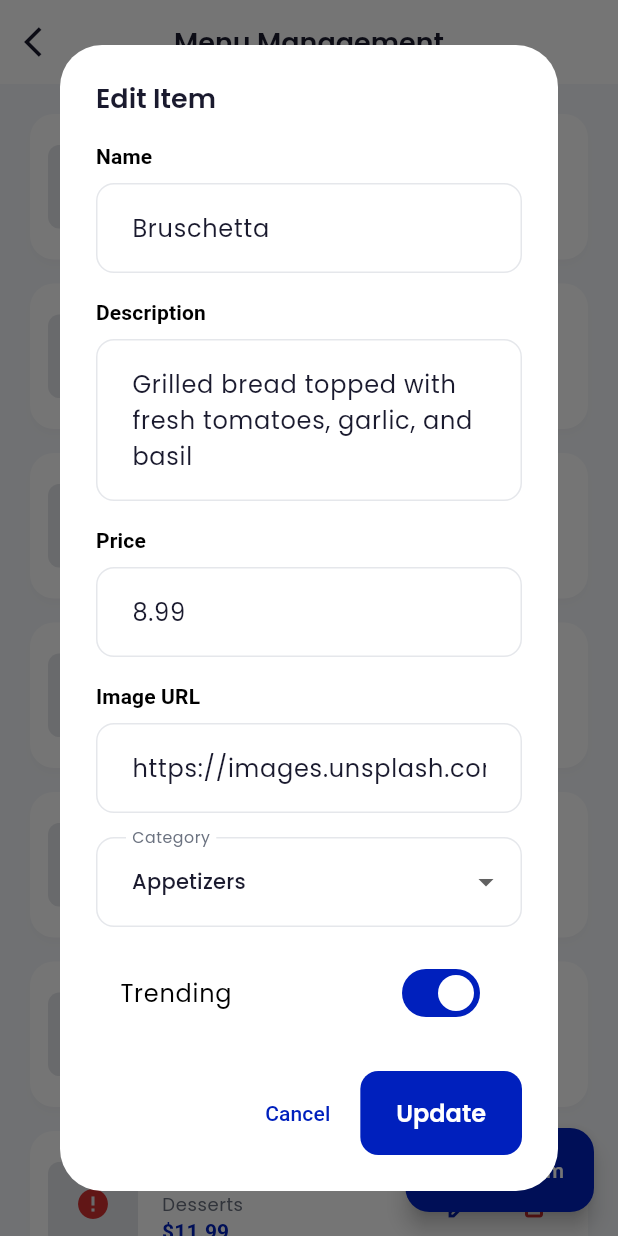
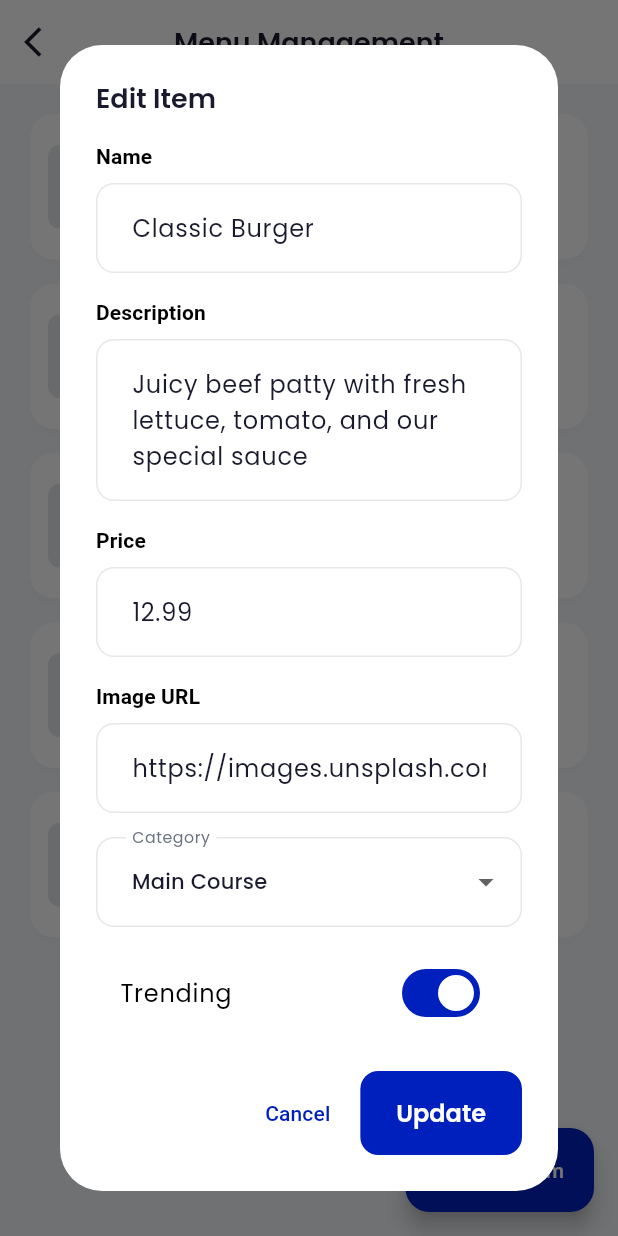
Before and after one commit to rohitsharma342/asd, a Flutter app: the MenuManagementScreen screen opened by its route, after a tap on the "edit" icon, on a phone screen of 412 x 824 dp. Run offline on Flutter 3.47's test engine with Material 3 defaults, Android fonts, the phone set to English and light mode, and no system bars; drawn by our look-alikes of cached_network_image, flutter_animate; our stand-ins replace google_fonts; accounts and stored records are empty; network calls fail.

Commit message:
Updated project for asd

```diff
--- a/lib/data/static_data.dart
+++ b/lib/data/static_data.dart
@@ -1,176 +1,74 @@
+import '../models/order_model.dart';
 import '../models/menu_item_model.dart';
 import '../models/reservation_model.dart';
-import '../models/order_model.dart';
 import '../models/cart_item_model.dart';
+import '../models/user_model.dart';
 
 class StaticData {
-  static const List<String> categories = [
+  static List<MenuItemModel> menuItems = [
+    MenuItemModel(
+      id: 'menu_1',
+      name: 'Classic Burger',
+      description: 'Juicy beef patty with fresh lettuce, tomato, and our special sauce',
+      price: 12.99,
+      imageUrl: 'https://images.unsplash.com/photo-1568901346375-23c9450c58cd?w=500',
+      category: 'Main Course',
+      isAvailable: true,
+      isTrending: true,
+    ),
+    MenuItemModel(
+      id: 'menu_2',
+      name: 'Caesar Salad',
+      description: 'Fresh romaine lettuce with parmesan cheese and croutons',
+      price: 9.99,
+      imageUrl: 'https://images.unsplash.com/photo-1546793665-c74683f339c1?w=500',
+      category: 'Appetizers',
+      isAvailable: true,
+      isTrending: false,
+    ),
+    MenuItemModel(
+      id: 'menu_3',
+      name: 'Margherita Pizza',
+      description: 'Classic Italian pizza with fresh mozzarella and basil',
+      price: 14.99,
+      imageUrl: 'https://images.unsplash.com/photo-1604382355076-af4b0eb60143?w=500',
+      category: 'Main Course',
+      isAvailable: true,
+      isTrending: true,
+    ),
+    MenuItemModel(
+      id: 'menu_4',
+      name: 'Chocolate Lava Cake',
+      description: 'Warm chocolate cake with a molten center',
+      price: 7.99,
+      imageUrl: 'https://images.unsplash.com/photo-1624353365286-3f8d62daad51?w=500',
+      category: 'Desserts',
+      isAvailable: true,
+      isTrending: true,
+    ),
+    MenuItemModel(
+      id: 'menu_5',
+      name: 'Fresh Lemonade',
+      description: 'Refreshing homemade lemonade with mint',
+      price: 4.99,
+      imageUrl: 'https://images.unsplash.com/photo-1621263764928-df1444c5e859?w=500',
+      category: 'Beverages',
+      isAvailable: true,
+      isTrending: false,
+    ),
+  ];
+
+  static List<OrderModel> orders = [];
+
+  static List<ReservationModel> reservations = [];
+
+  static List<String> categories = [
     'All',
     'Appetizers',
     'Main Course',
     'Desserts',
     'Beverages',
-    'Specials',
   ];
 
-  static List<MenuItemModel> menuItems = [
-    MenuItemModel(
-      id: '1',
-      name: 'Bruschetta',
-      description: 'Grilled bread topped with fresh tomatoes, garlic, and basil',
-      price: 8.99,
-      imageUrl: 'https://images.unsplash.com/photo-1572695157366-5e585ab2b69f?w=400',
-      category: 'Appetizers',
-      isTrending: true,
-      rating: 4.7,
-    ),
-    MenuItemModel(
-      id: '2',
-      name: 'Caesar Salad',
-      description: 'Crisp romaine lettuce with parmesan, croutons, and Caesar dressing',
-      price: 12.99,
-      imageUrl: 'https://images.unsplash.com/photo-1546793665-c74683f339c1?w=400',
-      category: 'Appetizers',
-      rating: 4.5,
-    ),
-    MenuItemModel(
-      id: '3',
-      name: 'Grilled Salmon',
-      description: 'Fresh Atlantic salmon with lemon butter sauce and seasonal vegetables',
-      price: 28.99,
-      imageUrl: 'https://images.unsplash.com/photo-1467003909585-2f8a72700288?w=400',
-      category: 'Main Course',
-      isTrending: true,
-      rating: 4.9,
-    ),
-    MenuItemModel(
-      id: '4',
-      name: 'Filet Mignon',
-      description: '8oz premium beef tenderloin with red wine reduction',
-      price: 45.99,
-      imageUrl: 'https://images.unsplash.com/photo-1558030006-450675393462?w=400',
-      category: 'Main Course',
-      isTrending: true,
-      rating: 4.8,
-    ),
-    MenuItemModel(
-      id: '5',
-      name: 'Pasta Carbonara',
-      description: 'Classic Italian pasta with pancetta, eggs, and parmesan',
-      price: 18.99,
-      imageUrl: 'https://images.unsplash.com/photo-1612874742237-6526221588e3?w=400',
-      category: 'Main Course',
-      rating: 4.6,
-    ),
-    MenuItemModel(
-      id: '6',
-      name: 'Tiramisu',
-      description: 'Traditional Italian dessert with espresso-soaked ladyfingers',
-      price: 9.99,
-      imageUrl: 'https://images.unsplash.com/photo-1571877227200-a0d98ea607e9?w=400',
-      category: 'Desserts',
-      isTrending: true,
-      rating: 4.8,
-    ),
-    MenuItemModel(
-      id: '7',
-      name: 'Chocolate Lava Cake',
-      description: 'Warm chocolate cake with molten center served with vanilla ice cream',
-      price: 11.99,
-      imageUrl: 'https://images.unsplash.com/photo-1624353365286-3f8d62daad51?w=400',
-      category: 'Desserts',
-      rating: 4.7,
-    ),
-    MenuItemModel(
-      id: '8',
-      name: 'Espresso',
-      description: 'Rich and bold Italian espresso',
-      price: 3.99,
-      imageUrl: 'https://images.unsplash.com/photo-1510707577719-ae7c14805e3a?w=400',
-      category: 'Beverages',
-      rating: 4.5,
-    ),
-    MenuItemModel(
-      id: '9',
-      name: 'Fresh Lemonade',
-      description: 'House-made lemonade with fresh mint',
-      price: 4.99,
-      imageUrl: 'https://images.unsplash.com/photo-1621263764928-df1444c5e859?w=400',
-      category: 'Beverages',
-      rating: 4.6,
-    ),
-    MenuItemModel(
-      id: '10',
-      name: "Chef's Special Risotto",
-      description: 'Creamy arborio rice with wild mushrooms and truffle oil',
-      price: 24.99,
-      imageUrl: 'https://images.unsplash.com/photo-1476124369491-e7addf5db371?w=400',
-      category: 'Specials',
-      isTrending: true,
-      rating: 4.9,
-    ),
-  ];
-
-  static List<ReservationModel> reservations = [
-    ReservationModel(
-      id: '1',
-      userId: 'user1',
-      date: DateTime.now().add(const Duration(days: 2)),
-      time: '7:00 PM',
-      guests: 4,
-      status: 'confirmed',
-    ),
-    ReservationModel(
-      id: '2',
-      userId: 'user1',
-      date: DateTime.now().add(const Duration(days: 5)),
-      time: '8:30 PM',
-      guests: 2,
-      status: 'pending',
-    ),
-  ];
-
-  static List<OrderModel> orders = [
-    OrderModel(
-      id: '1',
-      userId: 'user1',
-      items: [
-        CartItemModel(menuItem: menuItems[0], quantity: 2),
-        CartItemModel(menuItem: menuItems[3], quantity: 1),
-      ],
-      totalAmount: 63.97,
-      status: 'completed',
-      createdAt: DateTime.now().subtract(const Duration(days: 3)),
-    ),
-    OrderModel(
-      id: '2',
-      userId: 'user1',
-      items: [
-        CartItemModel(menuItem: menuItems[2], quantity: 1),
-        CartItemModel(menuItem: menuItems[5], quantity: 2),
-      ],
-      totalAmount: 48.97,
-      status: 'preparing',
-      createdAt: DateTime.now().subtract(const Duration(hours: 1)),
-    ),
-  ];
-
-  static const List<String> timeSlots = [
-    '11:00 AM',
-    '11:30 AM',
-    '12:00 PM',
-    '12:30 PM',
-    '1:00 PM',
-    '1:30 PM',
-    '2:00 PM',
-    '5:00 PM',
-    '5:30 PM',
-    '6:00 PM',
-    '6:30 PM',
-    '7:00 PM',
-    '7:30 PM',
-    '8:00 PM',
-    '8:30 PM',
-    '9:00 PM',
-  ];
+  static UserModel? currentUser;
 }
--- a/lib/providers/order_provider.dart
+++ b/lib/providers/order_provider.dart
@@ -6,9 +6,11 @@ import '../data/static_data.dart';
 class OrderProvider with ChangeNotifier {
   List<OrderModel> _orders = [];
   bool _isLoading = false;
+  String? _error;
 
   List<OrderModel> get orders => _orders;
   bool get isLoading => _isLoading;
+  String? get error => _error;
 
   OrderProvider() {
     loadOrders();
@@ -16,13 +18,20 @@ class OrderProvider with ChangeNotifier {
 
   Future<void> loadOrders() async {
     _isLoading = true;
+    _error = null;
     notifyListeners();
 
-    await Future.delayed(const Duration(milliseconds: 500));
-    _orders = List.from(StaticData.orders);
-
-    _isLoading = false;
-    notifyListeners();
+    try {
+      await Future.delayed(const Duration(milliseconds: 500));
+      _orders = List.from(StaticData.orders);
+      _error = null;
+    } catch (e) {
+      _error = e.toString();
+      _orders = [];
+    } finally {
+      _isLoading = false;
+      notifyListeners();
+    }
   }
 
   Future<OrderModel> createOrder(List<CartItemModel> items, double total, {String? notes}) async {
@@ -56,4 +65,8 @@ class OrderProvider with ChangeNotifier {
       notifyListeners();
     }
   }
+
+  Future<void> refreshOrders() async {
+    await loadOrders();
+  }
 }
--- a/lib/screens/dashboard_screen.dart
+++ b/lib/screens/dashboard_screen.dart
@@ -25,6 +25,14 @@ class _DashboardScreenState extends State<DashboardScreen> {
   final TextEditingController _searchController = TextEditingController();
   int _currentIndex = 0;
   int _notificationCount = 3;
+
+  @override
+  void initState() {
+    super.initState();
+    WidgetsBinding.instance.addPostFrameCallback((_) {
+      Provider.of<OrderProvider>(context, listen: false).loadOrders();
+    });
+  }
 
   @override
   void dispose() {
@@ -451,7 +459,9 @@ class _DashboardScreenState extends State<DashboardScreen> {
   Widget _buildReservationsTab(BuildContext context) {
     return Consumer<ReservationProvider>(
       builder: (context, reservationProvider, _) {
-        return CustomScrollView(
+        return Scaffold(
+          backgroundColor: Colors.transparent,
+          body: CustomScrollView(
             slivers: [
               SliverAppBar(
                 floating: true,
@@ -518,6 +528,7 @@ class _DashboardScreenState extends State<DashboardScreen> {
                   ),
                 ),
             ],
+          ),
         );
       },
     );
@@ -526,10 +537,15 @@ class _DashboardScreenState extends State<DashboardScreen> {
   Widget _buildOrdersTab(BuildContext context) {
     return Consumer<OrderProvider>(
       builder: (context, orderProvider, _) {
-        return CustomScrollView(
+        return Scaffold(
+          backgroundColor: Theme.of(context).scaffoldBackgroundColor,
+          body: RefreshIndicator(
+            onRefresh: () => orderProvider.refreshOrders(),
+            child: CustomScrollView(
               slivers: [
                 SliverAppBar(
                   floating: true,
+                  backgroundColor: Theme.of(context).scaffoldBackgroundColor,
                   title: const Text('My Orders'),
                   actions: [
                     IconButton(
@@ -541,11 +557,49 @@ class _DashboardScreenState extends State<DashboardScreen> {
                   ],
                 ),
                 if (orderProvider.isLoading)
-              const SliverFillRemaining(
-                child: Center(child: CircularProgressIndicator()),
+                  SliverFillRemaining(
+                    child: Container(
+                      color: Theme.of(context).scaffoldBackgroundColor,
+                      child: const Center(child: CircularProgressIndicator()),
+                    ),
+                  )
+                else if (orderProvider.error != null)
+                  SliverFillRemaining(
+                    child: Container(
+                      color: Theme.of(context).scaffoldBackgroundColor,
+                      child: Center(
+                        child: Column(
+                          mainAxisAlignment: MainAxisAlignment.center,
+                          children: [
+                            Icon(
+                              Icons.error_outline,
+                              size: 80,
+                              color: AppTheme.errorColor.withOpacity(0.5),
+                            ),
+                            const SizedBox(height: 16),
+                            Text(
+                              'Something went wrong',
+                              style: Theme.of(context).textTheme.titleLarge?.copyWith(
+                                    color: AppTheme.textSecondary,
+                                  ),
+                            ),
+                            const SizedBox(height: 8),
+                            TextButton.icon(
+                              onPressed: () {
+                                orderProvider.refreshOrders();
+                              },
+                              icon: const Icon(Icons.refresh),
+                              label: const Text('Try Again'),
+                            ),
+                          ],
+                        ),
+                      ),
+                    ),
                   )
                 else if (orderProvider.orders.isEmpty)
                   SliverFillRemaining(
+                    child: Container(
+                      color: Theme.of(context).scaffoldBackgroundColor,
                       child: Center(
                         child: Column(
                           mainAxisAlignment: MainAxisAlignment.center,
@@ -575,6 +629,7 @@ class _DashboardScreenState extends State<DashboardScreen> {
                           ],
                         ),
                       ),
+                    ),
                   )
                 else
                   SliverPadding(
@@ -595,6 +650,8 @@ class _DashboardScreenState extends State<DashboardScreen> {
                     ),
                   ),
               ],
+            ),
+          ),
         );
       },
     );
```
Lines whose indentation alone changed are shown as unchanged.
